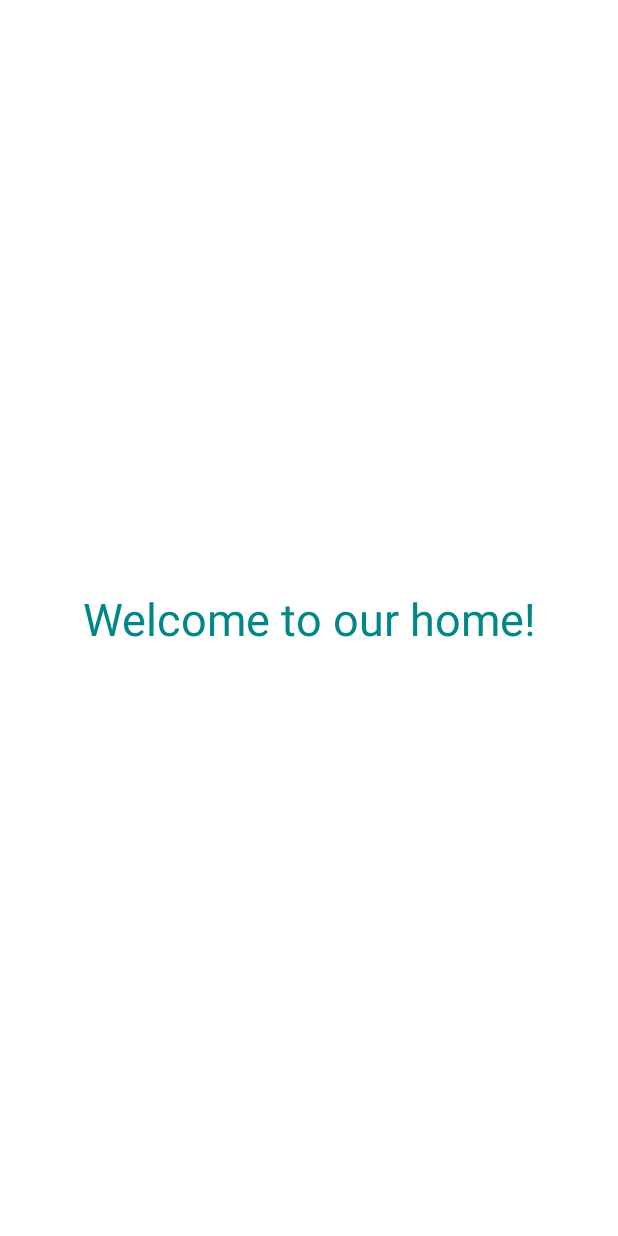
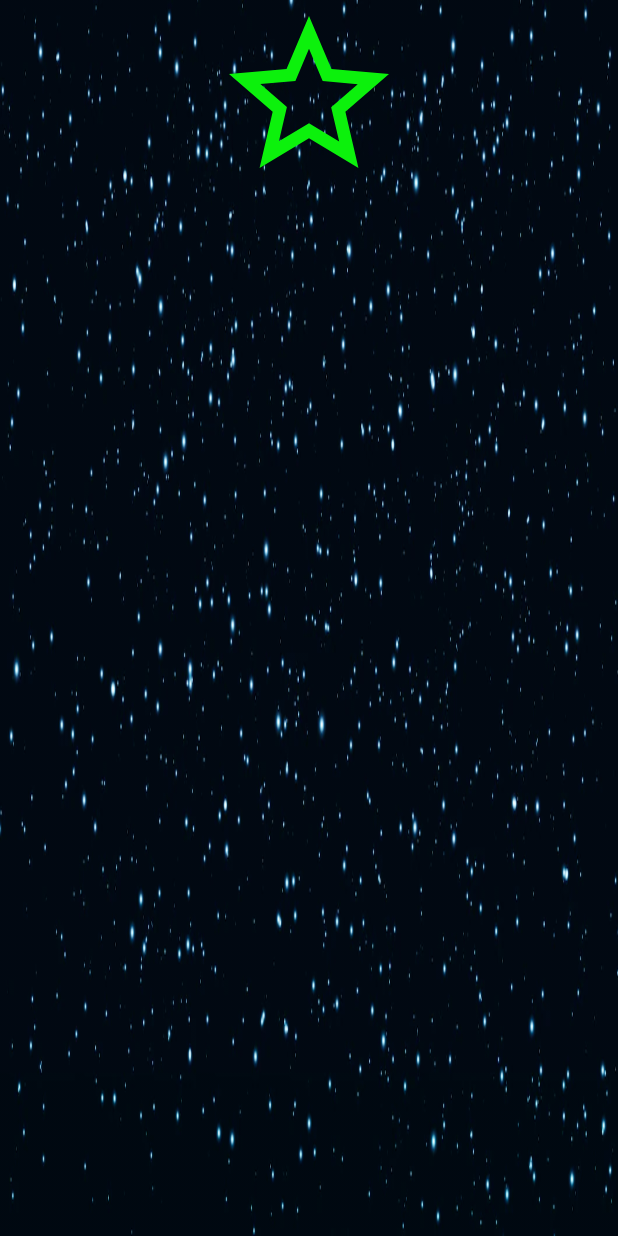
Before and after one commit to mahbubabbas/android-training, an Android app: the layout activity_home.xml on its own in the app's theme, with its tools: preview values and no code run, on a phone screen of 412 x 824 dp. Run offline under Robolectric (Android 15) with nearby library versions, the phone set to English and light mode, and no system bars.

Commit message:
Motion Layout

```diff
--- a/Day7/MyApplication/app/src/main/java/com/example/myapplication/HomeActivity.kt
+++ b/Day7/MyApplication/app/src/main/java/com/example/myapplication/HomeActivity.kt
@@ -11,9 +11,9 @@ class HomeActivity : AppCompatActivity() {
         super.onCreate(savedInstanceState)
         setContentView(R.layout.activity_home)
 
-        txtHello = findViewById(R.id.txtHello)
+        //txtHello = findViewById(R.id.txtHello)
 
-        val username = intent.getStringExtra(MY_MESSAGE)
-        txtHello.text = "Hi $username"
+        //val username = intent.getStringExtra(MY_MESSAGE)
+        //txtHello.text = "Hi $username"
     }
 }
--- /dev/null
+++ b/Day7/MyApplication/app/src/main/res/drawable/blue_star.xml
@@ -0,0 +1,10 @@
+<vector xmlns:android="http://schemas.android.com/apk/res/android"
+    android:width="64dp"
+    android:height="64dp"
+    android:tint="#0C0CF1"
+    android:viewportWidth="24"
+    android:viewportHeight="24">
+    <path
+        android:fillColor="@android:color/white"
+        android:pathData="M22,9.24l-7.19,-0.62L12,2 9.19,8.63 2,9.24l5.46,4.73L5.82,21 12,17.27 18.18,21l-1.63,-7.03L22,9.24zM12,15.4l-3.76,2.27 1,-4.28 -3.32,-2.88 4.38,-0.38L12,6.1l1.71,4.04 4.38,0.38 -3.32,2.88 1,4.28L12,15.4z" />
+</vector>
--- /dev/null
+++ b/Day7/MyApplication/app/src/main/res/drawable/green_star.xml
@@ -0,0 +1,10 @@
+<vector xmlns:android="http://schemas.android.com/apk/res/android"
+    android:width="64dp"
+    android:height="64dp"
+    android:tint="#0CF10C"
+    android:viewportWidth="24"
+    android:viewportHeight="24">
+    <path
+        android:fillColor="@android:color/white"
+        android:pathData="M22,9.24l-7.19,-0.62L12,2 9.19,8.63 2,9.24l5.46,4.73L5.82,21 12,17.27 18.18,21l-1.63,-7.03L22,9.24zM12,15.4l-3.76,2.27 1,-4.28 -3.32,-2.88 4.38,-0.38L12,6.1l1.71,4.04 4.38,0.38 -3.32,2.88 1,4.28L12,15.4z" />
+</vector>
--- /dev/null
+++ b/Day7/MyApplication/app/src/main/res/drawable/red_star.xml
@@ -0,0 +1,10 @@
+<vector xmlns:android="http://schemas.android.com/apk/res/android"
+    android:width="64dp"
+    android:height="64dp"
+    android:tint="#F10C0C"
+    android:viewportWidth="24"
+    android:viewportHeight="24">
+    <path
+        android:fillColor="@android:color/white"
+        android:pathData="M22,9.24l-7.19,-0.62L12,2 9.19,8.63 2,9.24l5.46,4.73L5.82,21 12,17.27 18.18,21l-1.63,-7.03L22,9.24zM12,15.4l-3.76,2.27 1,-4.28 -3.32,-2.88 4.38,-0.38L12,6.1l1.71,4.04 4.38,0.38 -3.32,2.88 1,4.28L12,15.4z" />
+</vector>
--- a/Day7/MyApplication/app/src/main/res/layout/activity_home.xml
+++ b/Day7/MyApplication/app/src/main/res/layout/activity_home.xml
@@ -1,32 +1,29 @@
 <?xml version="1.0" encoding="utf-8"?>
-<androidx.constraintlayout.widget.ConstraintLayout xmlns:android="http://schemas.android.com/apk/res/android"
+<androidx.constraintlayout.motion.widget.MotionLayout xmlns:android="http://schemas.android.com/apk/res/android"
     xmlns:app="http://schemas.android.com/apk/res-auto"
     xmlns:tools="http://schemas.android.com/tools"
     android:layout_width="match_parent"
     android:layout_height="match_parent"
+    android:background="@drawable/home_back"
+    app:layoutDescription="@xml/activity_home_scene"
     tools:context=".HomeActivity">
 
-    <TextView
-        android:id="@+id/txtWelcome"
+    <ImageView
+        android:id="@+id/red_star"
         android:layout_width="wrap_content"
         android:layout_height="wrap_content"
-        android:text="@string/welcome_msg"
-        android:textColor="@color/teal_700"
-        android:textSize="30sp"
-        app:layout_constraintBottom_toBottomOf="parent"
-        app:layout_constraintEnd_toEndOf="parent"
-        app:layout_constraintStart_toStartOf="parent"
-        app:layout_constraintTop_toTopOf="parent" />
+        android:src="@drawable/red_star" />
 
-    <TextView
-        android:id="@+id/txtHello"
+    <ImageView
+        android:id="@+id/green_star"
         android:layout_width="wrap_content"
         android:layout_height="wrap_content"
-        android:text=""
-        android:textSize="30sp"
-        app:layout_constraintBottom_toBottomOf="parent"
-        app:layout_constraintEnd_toEndOf="parent"
-        app:layout_constraintStart_toStartOf="parent"
-        app:layout_constraintTop_toTopOf="parent"
-        app:layout_constraintVertical_bias="0.4" />
-</androidx.constraintlayout.widget.ConstraintLayout>
+        android:src="@drawable/green_star" />
+
+    <ImageView
+        android:id="@+id/blue_star"
+        android:layout_width="wrap_content"
+        android:layout_height="wrap_content"
+        android:src="@drawable/blue_star" />
+
+</androidx.constraintlayout.motion.widget.MotionLayout>
--- a/Day7/MyApplication/app/src/main/res/layout/activity_main.xml
+++ b/Day7/MyApplication/app/src/main/res/layout/activity_main.xml
@@ -33,8 +33,7 @@
         app:layout_constraintBottom_toBottomOf="parent"
         app:layout_constraintEnd_toEndOf="parent"
         app:layout_constraintStart_toStartOf="parent"
-        app:layout_constraintTop_toTopOf="parent"
-        app:layout_constraintVertical_bias="0.55" />
+        app:layout_constraintTop_toTopOf="parent" />
 
     <EditText
         android:id="@+id/password"
@@ -45,8 +44,7 @@
         app:layout_constraintBottom_toBottomOf="parent"
         app:layout_constraintEnd_toEndOf="parent"
         app:layout_constraintStart_toStartOf="parent"
-        app:layout_constraintTop_toTopOf="parent"
-        app:layout_constraintVertical_bias="0.65" />
+        app:layout_constraintTop_toBottomOf="@id/username" />
 
     <Button
         android:id="@+id/btnLogin"
@@ -57,7 +55,6 @@
         app:layout_constraintBottom_toBottomOf="parent"
         app:layout_constraintEnd_toEndOf="parent"
         app:layout_constraintStart_toStartOf="parent"
-        app:layout_constraintTop_toTopOf="parent"
-        app:layout_constraintVertical_bias="0.75" />
+        app:layout_constraintTop_toBottomOf="@id/password" />
 
 </androidx.constraintlayout.widget.ConstraintLayout>
--- /dev/null
+++ b/Day7/MyApplication/app/src/main/res/xml/activity_home_scene.xml
@@ -0,0 +1,70 @@
+<?xml version="1.0" encoding="utf-8"?>
+<MotionScene xmlns:android="http://schemas.android.com/apk/res/android"
+    xmlns:motion="http://schemas.android.com/apk/res-auto">
+
+    <Transition
+        motion:constraintSetEnd="@+id/end"
+        motion:constraintSetStart="@+id/start"
+        motion:duration="10000">
+        <OnSwipe
+            motion:dragDirection="dragDown"
+            motion:touchAnchorId="@id/green_star"
+            motion:touchAnchorSide="bottom" />
+    </Transition>
+
+    <ConstraintSet android:id="@+id/start">
+        <Constraint
+            android:id="@+id/red_star"
+            android:layout_width="128dp"
+            android:layout_height="128dp"
+            android:alpha="0.0"
+            motion:layout_constraintEnd_toEndOf="parent"
+            motion:layout_constraintStart_toStartOf="parent"
+            motion:layout_constraintTop_toTopOf="parent" />
+
+        <Constraint
+            android:id="@+id/green_star"
+            android:layout_width="128dp"
+            android:layout_height="128dp"
+            motion:layout_constraintEnd_toEndOf="parent"
+            motion:layout_constraintStart_toStartOf="parent"
+            motion:layout_constraintTop_toTopOf="parent" />
+
+        <Constraint
+            android:id="@+id/blue_star"
+            android:layout_width="128dp"
+            android:layout_height="128dp"
+            android:alpha="0.0"
+            motion:layout_constraintEnd_toEndOf="parent"
+            motion:layout_constraintStart_toStartOf="parent"
+            motion:layout_constraintTop_toTopOf="parent" />
+
+    </ConstraintSet>
+
+    <ConstraintSet android:id="@+id/end">
+        <Constraint
+            android:id="@+id/red_star"
+            android:layout_width="wrap_content"
+            android:layout_height="wrap_content"
+            android:alpha="1.0"
+            motion:layout_constraintBottom_toBottomOf="parent"
+            motion:layout_constraintEnd_toStartOf="@id/green_star"
+            motion:layout_constraintStart_toStartOf="parent" />
+        <Constraint
+            android:id="@+id/green_star"
+            android:layout_width="wrap_content"
+            android:layout_height="wrap_content"
+            motion:layout_constraintBottom_toBottomOf="parent"
+            motion:layout_constraintEnd_toStartOf="@id/blue_star"
+            motion:layout_constraintStart_toEndOf="@id/red_star" />
+        <Constraint
+            android:id="@+id/blue_star"
+            android:layout_width="wrap_content"
+            android:layout_height="wrap_content"
+            android:alpha="1.0"
+            motion:layout_constraintBottom_toBottomOf="parent"
+            motion:layout_constraintEnd_toEndOf="parent"
+            motion:layout_constraintStart_toEndOf="@id/green_star" />
+    </ConstraintSet>
+
+</MotionScene>
```
Also changed, not shown: Day7/MyApplication/app/src/main/res/drawable/home_back.png (added).
